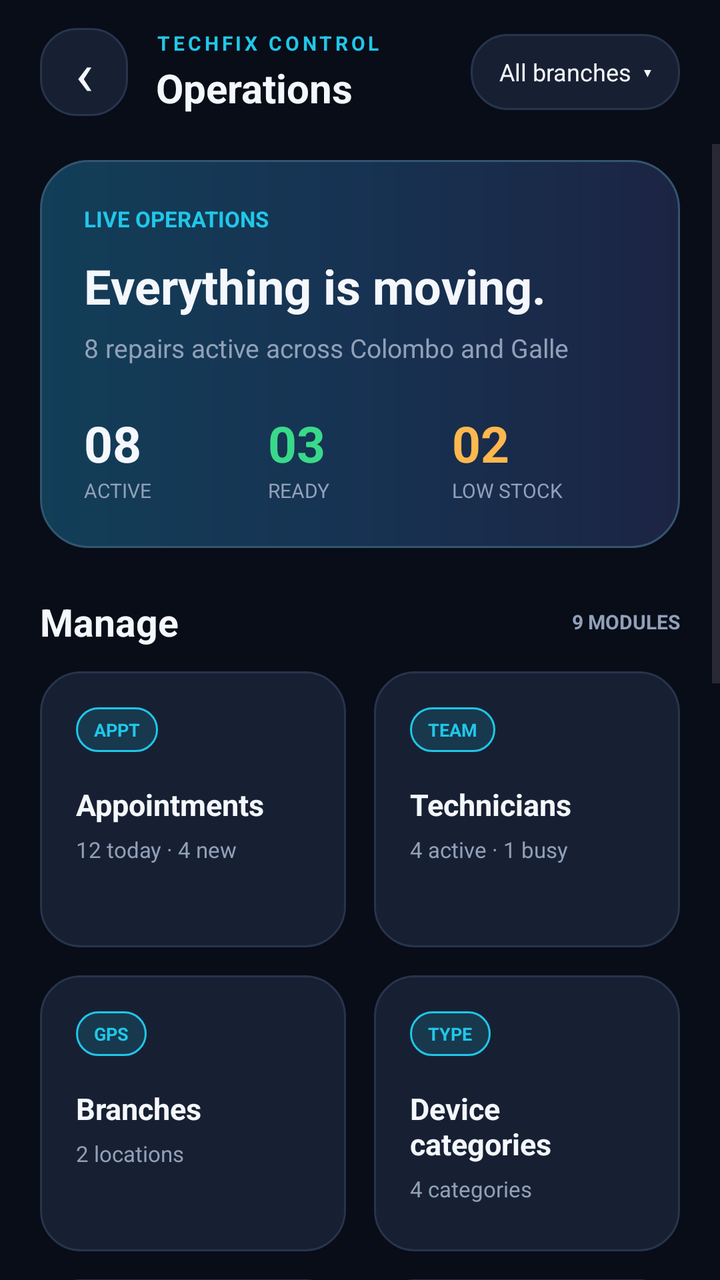
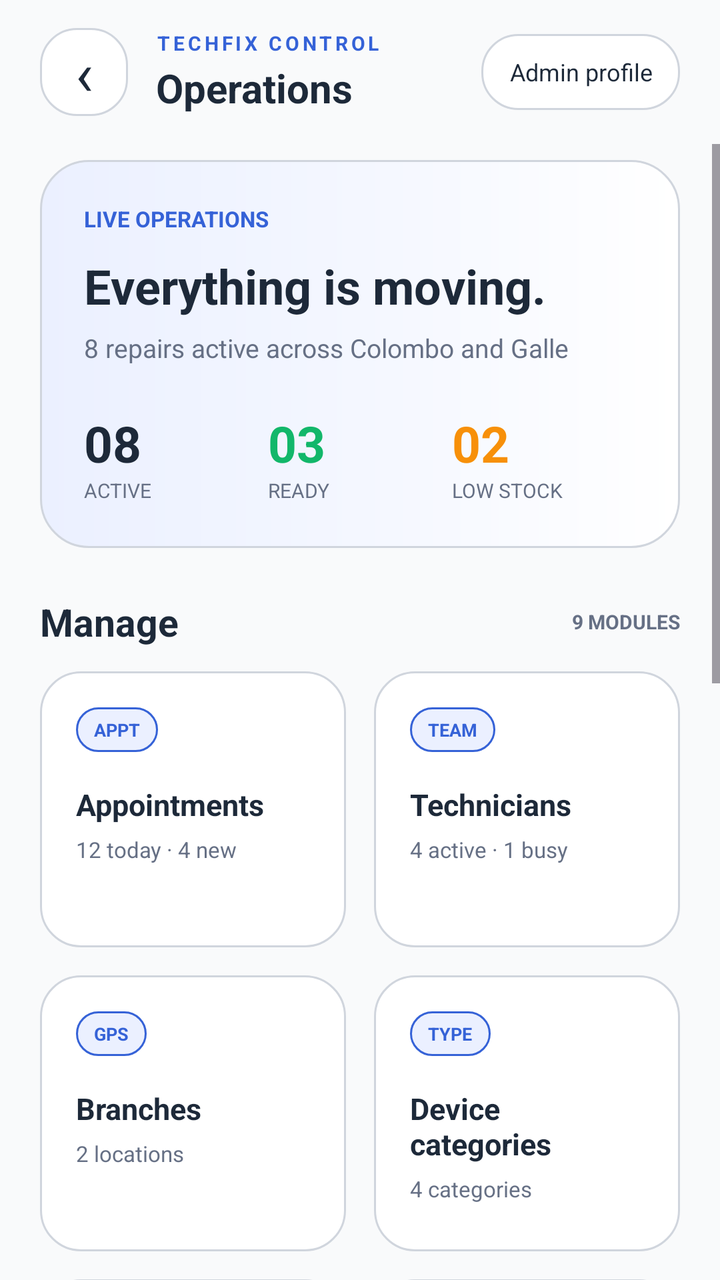

Compare the two renders of this Android layout. The source of the first and the diff that turns it into the second are given below.
<!-- AndroidManifest.xml: application theme Theme.TechFix -->
<!-- res/layout/activity_management_dashboard.xml -->
<?xml version="1.0" encoding="utf-8" ?>
<LinearLayout
    xmlns:android="http://schemas.android.com/apk/res/android"
    xmlns:tools="http://schemas.android.com/tools"
    android:id="@+id/main"
    android:layout_width="match_parent"
    android:layout_height="match_parent"
    android:background="@color/management_bg"
    android:orientation="vertical"
    tools:context=".ManagementDashboardActivity"
>

    <LinearLayout
        android:layout_width="match_parent"
        android:layout_height="72dp"
        android:gravity="center_vertical"
        android:orientation="horizontal"
        android:paddingHorizontal="20dp"
    >

        <TextView
            android:id="@+id/btnManagementBack"
            android:layout_width="44dp"
            android:layout_height="44dp"
            android:background="@drawable/bg_management_chip"
            android:clickable="true"
            android:focusable="true"
            android:gravity="center"
            android:text="‹"
            android:textColor="@color/management_text"
            android:textSize="30sp"
        />

        <LinearLayout
            android:layout_width="0dp"
            android:layout_height="wrap_content"
            android:layout_marginStart="14dp"
            android:layout_weight="1"
            android:orientation="vertical"
        >

            <TextView
                android:layout_width="wrap_content"
                android:layout_height="wrap_content"
                android:letterSpacing="0.16"
                android:text="TECHFIX CONTROL"
                android:textColor="@color/management_cyan"
                android:textSize="10sp"
                android:textStyle="bold"
            />

            <TextView
                android:layout_width="wrap_content"
                android:layout_height="wrap_content"
                android:layout_marginTop="2dp"
                android:text="Operations"
                android:textColor="@color/management_text"
                android:textSize="20sp"
                android:textStyle="bold"
            />
        </LinearLayout>

        <TextView
            android:layout_width="wrap_content"
            android:layout_height="38dp"
            android:background="@drawable/bg_management_chip"
            android:gravity="center"
            android:paddingHorizontal="14dp"
            android:text="All branches  ▾"
            android:textColor="@color/management_text"
            android:textSize="12sp"
        />
    </LinearLayout>

    <ScrollView
        android:layout_width="match_parent"
        android:layout_height="0dp"
        android:layout_weight="1"
        android:clipToPadding="false"
        android:fillViewport="true"
        android:overScrollMode="never"
    >

        <LinearLayout
            android:layout_width="match_parent"
            android:layout_height="wrap_content"
            android:orientation="vertical"
            android:paddingStart="20dp"
            android:paddingTop="8dp"
            android:paddingEnd="20dp"
            android:paddingBottom="30dp"
        >

            <LinearLayout
                android:layout_width="match_parent"
                android:layout_height="wrap_content"
                android:background="@drawable/bg_management_hero"
                android:orientation="vertical"
                android:padding="22dp"
            >

                <TextView
                    android:layout_width="wrap_content"
                    android:layout_height="wrap_content"
                    android:text="LIVE OPERATIONS"
                    android:textColor="@color/management_cyan"
                    android:textSize="11sp"
                    android:textStyle="bold"
                />

                <TextView
                    android:layout_width="wrap_content"
                    android:layout_height="wrap_content"
                    android:layout_marginTop="10dp"
                    android:text="Everything is moving."
                    android:textColor="@color/management_text"
                    android:textSize="24sp"
                    android:textStyle="bold"
                />

                <TextView
                    android:id="@+id/tvDashboardSummary"
                    android:layout_width="wrap_content"
                    android:layout_height="wrap_content"
                    android:layout_marginTop="6dp"
                    android:text="8 repairs active across Colombo and Galle"
                    android:textColor="@color/management_muted"
                    android:textSize="13sp"
                />

                <LinearLayout
                    android:layout_width="match_parent"
                    android:layout_height="wrap_content"
                    android:layout_marginTop="22dp"
                    android:orientation="horizontal"
                >

                    <LinearLayout
                        android:layout_width="0dp"
                        android:layout_height="wrap_content"
                        android:layout_weight="1"
                        android:orientation="vertical"
                    >
                        <TextView
                            android:id="@+id/tvDashboardActive"
                            android:layout_width="wrap_content"
                            android:layout_height="wrap_content"
                            android:text="08"
                            android:textColor="@color/management_text"
                            android:textSize="25sp"
                            android:textStyle="bold"
                        />
                        <TextView
                            android:layout_width="wrap_content"
                            android:layout_height="wrap_content"
                            android:text="ACTIVE"
                            android:textColor="@color/management_muted"
                            android:textSize="10sp"
                        />
                    </LinearLayout>
                    <LinearLayout
                        android:layout_width="0dp"
                        android:layout_height="wrap_content"
                        android:layout_weight="1"
                        android:orientation="vertical"
                    >
                        <TextView
                            android:id="@+id/tvDashboardReady"
                            android:layout_width="wrap_content"
                            android:layout_height="wrap_content"
                            android:text="03"
                            android:textColor="@color/management_green"
                            android:textSize="25sp"
                            android:textStyle="bold"
                        />
                        <TextView
                            android:layout_width="wrap_content"
                            android:layout_height="wrap_content"
                            android:text="READY"
                            android:textColor="@color/management_muted"
                            android:textSize="10sp"
                        />
                    </LinearLayout>
                    <LinearLayout
                        android:layout_width="0dp"
                        android:layout_height="wrap_content"
                        android:layout_weight="1"
                        android:orientation="vertical"
                    >
                        <TextView
                            android:id="@+id/tvDashboardLowStock"
                            android:layout_width="wrap_content"
                            android:layout_height="wrap_content"
                            android:text="02"
                            android:textColor="@color/management_amber"
                            android:textSize="25sp"
                            android:textStyle="bold"
                        />
                        <TextView
                            android:layout_width="wrap_content"
                            android:layout_height="wrap_content"
                            android:text="LOW STOCK"
                            android:textColor="@color/management_muted"
                            android:textSize="10sp"
                        />
                    </LinearLayout>
                </LinearLayout>
            </LinearLayout>

            <LinearLayout
                android:layout_width="match_parent"
                android:layout_height="wrap_content"
                android:layout_marginTop="24dp"
                android:gravity="center_vertical"
                android:orientation="horizontal"
            >
                <TextView
                    android:layout_width="0dp"
                    android:layout_height="wrap_content"
                    android:layout_weight="1"
                    android:text="Manage"
                    android:textColor="@color/management_text"
                    android:textSize="19sp"
                    android:textStyle="bold"
                />
                <TextView
                    android:layout_width="wrap_content"
                    android:layout_height="wrap_content"
                    android:text="9 MODULES"
                    android:textColor="@color/management_muted"
                    android:textSize="10sp"
                    android:textStyle="bold"
                />
            </LinearLayout>

            <LinearLayout
                android:layout_width="match_parent"
                android:layout_height="wrap_content"
                android:layout_marginTop="12dp"
                android:orientation="horizontal"
            >
                <LinearLayout
                    android:id="@+id/manageAppointments"
                    style="@style/ManagementModuleCard"
                    android:layout_marginEnd="7dp"
                >
                    <TextView
                        style="@style/ManagementModuleCode"
                        android:text="APPT"
                    />
                    <TextView
                        style="@style/ManagementModuleTitle"
                        android:text="Appointments"
                    />
                    <TextView
                        android:id="@+id/tvDashboardAppointmentsMeta"
                        style="@style/ManagementModuleMeta"
                        android:text="12 today · 4 new"
                    />
                </LinearLayout>
                <LinearLayout
                    android:id="@+id/manageTechnicians"
                    style="@style/ManagementModuleCard"
                    android:layout_marginStart="7dp"
                >
                    <TextView
                        style="@style/ManagementModuleCode"
                        android:text="TEAM"
                    />
                    <TextView
                        style="@style/ManagementModuleTitle"
                        android:text="Technicians"
                    />
                    <TextView
                        android:id="@+id/tvDashboardTechniciansMeta"
                        style="@style/ManagementModuleMeta"
                        android:text="4 active · 1 busy"
                    />
                </LinearLayout>
            </LinearLayout>

            <LinearLayout
                android:layout_width="match_parent"
                android:layout_height="wrap_content"
                android:layout_marginTop="14dp"
                android:orientation="horizontal"
            >
                <LinearLayout
                    android:id="@+id/manageBranches"
                    style="@style/ManagementModuleCard"
                    android:layout_marginEnd="7dp"
                >
                    <TextView
                        style="@style/ManagementModuleCode"
                        android:text="GPS"
                    />
                    <TextView
                        style="@style/ManagementModuleTitle"
                        android:text="Branches"
                    />
                    <TextView
                        android:id="@+id/tvDashboardBranchesMeta"
                        style="@style/ManagementModuleMeta"
                        android:text="2 locations"
                    />
                </LinearLayout>
                <LinearLayout
                    android:id="@+id/manageCategories"
                    style="@style/ManagementModuleCard"
                    android:layout_marginStart="7dp"
                >
                    <TextView
                        style="@style/ManagementModuleCode"
                        android:text="TYPE"
                    />
                    <TextView
                        style="@style/ManagementModuleTitle"
                        android:text="Device categories"
                    />
                    <TextView
                        android:id="@+id/tvDashboardCategoriesMeta"
                        style="@style/ManagementModuleMeta"
                        android:text="4 categories"
                    />
                </LinearLayout>
            </LinearLayout>

            <LinearLayout
                android:layout_width="match_parent"
                android:layout_height="wrap_content"
                android:layout_marginTop="14dp"
                android:orientation="horizontal"
            >
                <LinearLayout
                    android:id="@+id/managePrices"
                    style="@style/ManagementModuleCard"
                    android:layout_marginEnd="7dp"
                >
                    <TextView
                        style="@style/ManagementModuleCode"
                        android:text="RATE"
                    />
                    <TextView
                        style="@style/ManagementModuleTitle"
                        android:text="Service prices"
                    />
                    <TextView
                        style="@style/ManagementModuleMeta"
                        android:text="5 services"
                    />
                </LinearLayout>
                <LinearLayout
                    android:id="@+id/manageParts"
                    style="@style/ManagementModuleCard"
                    android:layout_marginStart="7dp"
                >
                    <TextView
                        style="@style/ManagementModuleCode"
                        android:text="STOCK"
                    />
                    <TextView
                        style="@style/ManagementModuleTitle"
                        android:text="Spare parts"
                    />
                    <TextView
                        android:id="@+id/tvDashboardPartsMeta"
                        style="@style/ManagementModuleMeta"
                        android:text="38 units · 2 low"
                    />
                </LinearLayout>
            </LinearLayout>

            <LinearLayout
                android:layout_width="match_parent"
                android:layout_height="wrap_content"
                android:layout_marginTop="14dp"
                android:orientation="horizontal"
            >
                <LinearLayout
                    android:id="@+id/manageImages"
                    style="@style/ManagementModuleCard"
                    android:layout_marginEnd="7dp"
                >
                    <TextView
                        style="@style/ManagementModuleCode"
                        android:text="MEDIA"
                    />
                    <TextView
                        style="@style/ManagementModuleTitle"
                        android:text="Repair gallery"
                    />
                    <TextView
                        android:id="@+id/tvDashboardImagesMeta"
                        style="@style/ManagementModuleMeta"
                        android:text="24 images"
                    />
                </LinearLayout>
                <LinearLayout
                    android:id="@+id/managePayments"
                    style="@style/ManagementModuleCard"
                    android:layout_marginStart="7dp"
                >
                    <TextView
                        style="@style/ManagementModuleCode"
                        android:text="PAY"
                    />
                    <TextView
                        style="@style/ManagementModuleTitle"
                        android:text="Payments"
                    />
                    <TextView
                        android:id="@+id/tvDashboardPaymentsMeta"
                        style="@style/ManagementModuleMeta"
                        android:text="LKR 84.5K today"
                    />
                </LinearLayout>
            </LinearLayout>

            <LinearLayout
                android:id="@+id/manageStatuses"
                android:layout_width="match_parent"
                android:layout_height="82dp"
                android:layout_marginTop="14dp"
                android:background="@drawable/bg_management_card"
                android:clickable="true"
                android:focusable="true"
                android:gravity="center_vertical"
                android:orientation="horizontal"
                android:paddingHorizontal="18dp"
            >
                <TextView
                    android:layout_width="46dp"
                    android:layout_height="46dp"
                    android:background="@drawable/bg_management_status"
                    android:gravity="center"
                    android:text="SYNC"
                    android:textColor="@color/management_green"
                    android:textSize="9sp"
                    android:textStyle="bold"
                />
                <LinearLayout
                    android:layout_width="0dp"
                    android:layout_height="wrap_content"
                    android:layout_marginStart="14dp"
                    android:layout_weight="1"
                    android:orientation="vertical"
                >
                    <TextView
                        android:layout_width="wrap_content"
                        android:layout_height="wrap_content"
                        android:text="Repair status updates"
                        android:textColor="@color/management_text"
                        android:textSize="15sp"
                        android:textStyle="bold"
                    />
                    <TextView
                        android:layout_width="wrap_content"
                        android:layout_height="wrap_content"
                        android:layout_marginTop="4dp"
                        android:text="Move repairs through the workflow"
                        android:textColor="@color/management_muted"
                        android:textSize="12sp"
                    />
                </LinearLayout>
                <TextView
                    android:layout_width="wrap_content"
                    android:layout_height="wrap_content"
                    android:text="›"
                    android:textColor="@color/management_cyan"
                    android:textSize="28sp"
                />
            </LinearLayout>

            <TextView
                android:layout_width="wrap_content"
                android:layout_height="wrap_content"
                android:layout_marginTop="26dp"
                android:text="Recent activity"
                android:textColor="@color/management_text"
                android:textSize="19sp"
                android:textStyle="bold"
            />

            <LinearLayout
                android:layout_width="match_parent"
                android:layout_height="wrap_content"
                android:layout_marginTop="12dp"
                android:background="@drawable/bg_management_card"
                android:orientation="vertical"
                android:padding="18dp"
            >
                <TextView
                    android:id="@+id/tvDashboardActivityOne"
                    android:layout_width="match_parent"
                    android:layout_height="wrap_content"
                    android:text="#TF-1042 moved to Quality check"
                    android:textColor="@color/management_text"
                    android:textStyle="bold"
                />
                <TextView
                    android:id="@+id/tvDashboardActivityOneMeta"
                    android:layout_width="match_parent"
                    android:layout_height="wrap_content"
                    android:layout_marginTop="5dp"
                    android:text="Nimal Perera · Colombo · 8 min ago"
                    android:textColor="@color/management_muted"
                    android:textSize="12sp"
                />
                <View
                    android:layout_width="match_parent"
                    android:layout_height="1dp"
                    android:layout_marginVertical="16dp"
                    android:background="@color/management_border"
                />
                <TextView
                    android:id="@+id/tvDashboardActivityTwo"
                    android:layout_width="match_parent"
                    android:layout_height="wrap_content"
                    android:text="Payment received for #TF-1038"
                    android:textColor="@color/management_text"
                    android:textStyle="bold"
                />
                <TextView
                    android:id="@+id/tvDashboardActivityTwoMeta"
                    android:layout_width="match_parent"
                    android:layout_height="wrap_content"
                    android:layout_marginTop="5dp"
                    android:text="LKR 8,500 · Galle · 21 min ago"
                    android:textColor="@color/management_muted"
                    android:textSize="12sp"
                />
            </LinearLayout>
        </LinearLayout>
    </ScrollView>
</LinearLayout>
<!-- resources referenced by this layout -->
<resources>
  <color name="management_amber">#FFB84D</color>
  <color name="management_bg">#080D18</color>
  <color name="management_border">#27344D</color>
  <color name="management_cyan">#20C7E8</color>
  <color name="management_green">#39D98A</color>
  <color name="management_muted">#91A0B8</color>
  <color name="management_text">#F4F7FB</color>
  <!-- drawable bg_management_card (drawable) -->
  <?xml version="1.0" encoding="utf-8" ?>
  <selector xmlns:android="http://schemas.android.com/apk/res/android">
      <item android:state_pressed="true">
          <shape android:shape="rectangle">
              <solid android:color="#202D45" />
              <corners android:radius="20dp" />
              <stroke
                  android:width="1dp"
                  android:color="@color/management_cyan"
              />
          </shape>
      </item>
      <item>
          <shape android:shape="rectangle">
              <solid android:color="@color/management_surface_high" />
              <corners android:radius="20dp" />
              <stroke
                  android:width="1dp"
                  android:color="@color/management_border"
              />
          </shape>
      </item>
  </selector>
  <!-- drawable bg_management_chip (drawable) -->
  <?xml version="1.0" encoding="utf-8" ?>
  <shape
      xmlns:android="http://schemas.android.com/apk/res/android"
      android:shape="rectangle"
  >
      <solid android:color="@color/management_surface_high" />
      <corners android:radius="18dp" />
      <stroke android:width="1dp" android:color="@color/management_border" />
  </shape>
  <!-- drawable bg_management_hero (drawable) -->
  <?xml version="1.0" encoding="utf-8" ?>
  <shape
      xmlns:android="http://schemas.android.com/apk/res/android"
      android:shape="rectangle"
  >
      <gradient
          android:angle="0"
          android:startColor="#123E58"
          android:centerColor="#173252"
          android:endColor="#1C2443"
      />
      <corners android:radius="24dp" />
      <stroke android:width="1dp" android:color="#34556F" />
  </shape>
  <!-- drawable bg_management_status (drawable) -->
  <?xml version="1.0" encoding="utf-8" ?>
  <shape
      xmlns:android="http://schemas.android.com/apk/res/android"
      android:shape="rectangle"
  >
      <solid android:color="#2239D98A" />
      <corners android:radius="12dp" />
      <stroke android:width="1dp" android:color="#6639D98A" />
  </shape>
  <style name="ManagementModuleMeta">
          <item name="android:layout_width">wrap_content</item>
          <item name="android:layout_height">wrap_content</item>
          <item name="android:layout_marginTop">5dp</item>
          <item name="android:textColor">@color/management_muted</item>
          <item name="android:textSize">11sp</item>
      </style>
  <style name="ManagementModuleTitle">
          <item name="android:layout_width">wrap_content</item>
          <item name="android:layout_height">wrap_content</item>
          <item name="android:layout_marginTop">16dp</item>
          <item name="android:textColor">@color/management_text</item>
          <item name="android:textSize">15sp</item>
          <item name="android:textStyle">bold</item>
      </style>
  <style name="Theme.TechFix" parent="Base.Theme.TechFix" />
  <color name="management_surface_high">#172033</color>
  <!-- drawable bg_management_chip_active (drawable) -->
  <?xml version="1.0" encoding="utf-8" ?>
  <shape
      xmlns:android="http://schemas.android.com/apk/res/android"
      android:shape="rectangle"
  >
      <solid android:color="#2520C7E8" />
      <corners android:radius="18dp" />
      <stroke android:width="1dp" android:color="@color/management_cyan" />
  </shape>
  <style name="Base.Theme.TechFix" parent="Theme.Material3.DayNight.NoActionBar">
          
      </style>
  <!-- unchanged entries left out for length: 2 -->
</resources>

<!-- the commit's change to res/layout/activity_management_dashboard.xml (unified diff, before → after) -->
@@ -61,12 +61,15 @@
         </LinearLayout>
 
         <TextView
+            android:id="@+id/btnAdminAccount"
             android:layout_width="wrap_content"
             android:layout_height="38dp"
             android:background="@drawable/bg_management_chip"
+            android:clickable="true"
+            android:focusable="true"
             android:gravity="center"
             android:paddingHorizontal="14dp"
-            android:text="All branches  ▾"
+            android:text="Admin profile"
             android:textColor="@color/management_text"
             android:textSize="12sp"
         />
<!-- resource entries referenced after the edit -->
@@ -1,18 +1,18 @@
 <!-- resources referenced by this layout -->
 <resources>
-  <color name="management_amber">#FFB84D</color>
-  <color name="management_bg">#080D18</color>
-  <color name="management_border">#27344D</color>
-  <color name="management_cyan">#20C7E8</color>
-  <color name="management_green">#39D98A</color>
-  <color name="management_muted">#91A0B8</color>
-  <color name="management_text">#F4F7FB</color>
+  <color name="management_amber">#F79009</color>
+  <color name="management_bg">#F9FAFB</color>
+  <color name="management_border">#D0D5DD</color>
+  <color name="management_cyan">#3562D7</color>
+  <color name="management_green">#12B76A</color>
+  <color name="management_muted">#667085</color>
+  <color name="management_text">#1D2939</color>
   <!-- drawable bg_management_card (drawable) -->
   <?xml version="1.0" encoding="utf-8" ?>
   <selector xmlns:android="http://schemas.android.com/apk/res/android">
       <item android:state_pressed="true">
           <shape android:shape="rectangle">
-              <solid android:color="#202D45" />
+              <solid android:color="@color/customer_blue_soft" />
               <corners android:radius="20dp" />
               <stroke
                   android:width="1dp"
@@ -49,12 +49,12 @@
   >
       <gradient
           android:angle="0"
-          android:startColor="#123E58"
-          android:centerColor="#173252"
-          android:endColor="#1C2443"
+          android:startColor="#EBF0FF"
+          android:centerColor="#F4F7FF"
+          android:endColor="#FFFFFF"
       />
       <corners android:radius="24dp" />
-      <stroke android:width="1dp" android:color="#34556F" />
+      <stroke android:width="1dp" android:color="@color/customer_border" />
   </shape>
   <!-- drawable bg_management_status (drawable) -->
   <?xml version="1.0" encoding="utf-8" ?>
@@ -62,9 +62,9 @@
       xmlns:android="http://schemas.android.com/apk/res/android"
       android:shape="rectangle"
   >
-      <solid android:color="#2239D98A" />
+      <solid android:color="@color/customer_success_soft" />
       <corners android:radius="12dp" />
-      <stroke android:width="1dp" android:color="#6639D98A" />
+      <stroke android:width="1dp" android:color="@color/customer_success" />
   </shape>
   <style name="ManagementModuleMeta">
           <item name="android:layout_width">wrap_content</item>
@@ -82,14 +82,18 @@
           <item name="android:textStyle">bold</item>
       </style>
   <style name="Theme.TechFix" parent="Base.Theme.TechFix" />
-  <color name="management_surface_high">#172033</color>
+  <color name="customer_blue_soft">#EBF0FF</color>
+  <color name="management_surface_high">#FFFFFF</color>
+  <color name="customer_border">#D0D5DD</color>
+  <color name="customer_success_soft">#ECFDF3</color>
+  <color name="customer_success">#12B76A</color>
   <!-- drawable bg_management_chip_active (drawable) -->
   <?xml version="1.0" encoding="utf-8" ?>
   <shape
       xmlns:android="http://schemas.android.com/apk/res/android"
       android:shape="rectangle"
   >
-      <solid android:color="#2520C7E8" />
+      <solid android:color="@color/customer_blue_soft" />
       <corners android:radius="18dp" />
       <stroke android:width="1dp" android:color="@color/management_cyan" />
   </shape>
